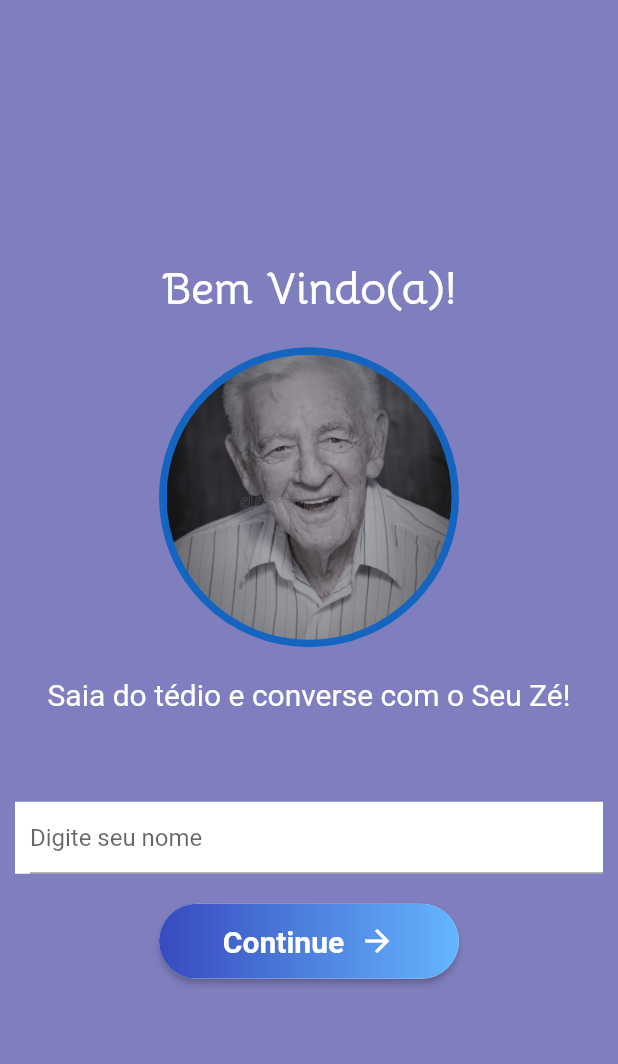
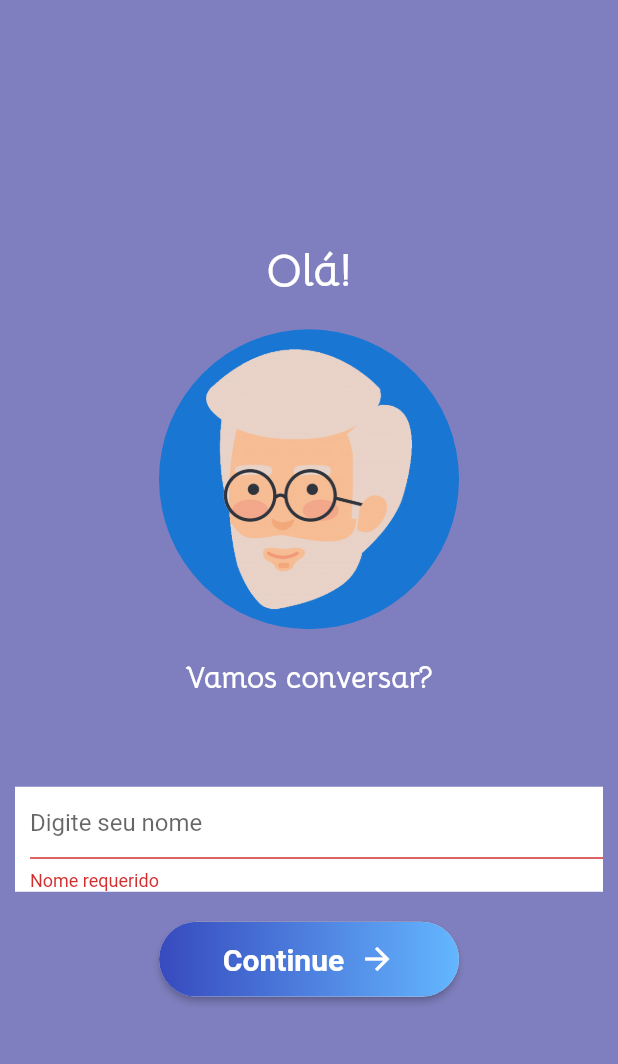
Before and after one commit to Jhow-R/the-good-bot-app, a Flutter app: the screen it shows after launch, after a tap on "Continue", on a phone screen of 412 x 824 dp, the part 63-1127 px from its top. Run offline on Flutter 3.47's test engine with Material 2 defaults, Android fonts, the light colour scheme and no system bars; missing offline and left inert: flutter_dialogflow; project files that could hold a hidden picture were left out.

Commit message:
Alterações de layout

```diff
--- a/lib/main.dart
+++ b/lib/main.dart
@@ -1,5 +1,7 @@
 import 'package:flutter/material.dart';
+import 'package:the_good_bot/screens/chat_screen.dart';
 import 'package:the_good_bot/screens/initial_screen.dart';
+import 'package:the_good_bot/screens/splash_screen.dart';
 
 void main() {
   runApp(MyApp());
@@ -10,13 +12,14 @@ class MyApp extends StatelessWidget {
   @override
   Widget build(BuildContext context) {
     return MaterialApp(
-      home: InitialScreen(),
+      initialRoute: "/splash",
+      routes: {
+        "/": (context) => InitialScreen(),
+        "/splash": (context) => SplashScreen(),
+        "/chat": (context) => ChatScreen(),
+      },
     );
   }
 }
 
-// initialRoute: "/splash",
-// routes: {
-//   "/": (context) => InitialScreen(),
-//   "/splash": (context) => SplashScreen(),
-// },
+// home: SplashScreen(),
--- a/lib/screens/initial_screen.dart
+++ b/lib/screens/initial_screen.dart
@@ -7,6 +7,7 @@ class InitialScreen extends StatefulWidget {
 
 class _InitialScreenState extends State<InitialScreen> {
   GlobalKey<FormState> formKey = new GlobalKey<FormState>();
+  var username;
 
   @override
   Widget build(BuildContext context) {
@@ -30,7 +31,7 @@ class _InitialScreenState extends State<InitialScreen> {
               Padding(
                 padding: EdgeInsets.only(top: 30),
                 child: Text(
-                  "Bem Vindo(a)!",
+                  "Olá!",
                   style: TextStyle(
                       fontFamily: 'Bellota', fontSize: 30, color: Colors.white),
                 ),
@@ -39,18 +40,15 @@ class _InitialScreenState extends State<InitialScreen> {
                 padding: EdgeInsets.only(top: 20),
                 child: CircleAvatar(
                   radius: 100,
-                  backgroundColor: Colors.blue[800],
-                  child: CircleAvatar(
-                    radius: 95,
-                    backgroundImage: AssetImage('images/smile.jpg'),
-                  ),
+                  backgroundImage: AssetImage('images/avatar.png'),
                 ),
               ),
               Padding(
                 padding: EdgeInsets.only(top: 20.0),
                 child: Text(
-                  "Saia do tédio e converse com o Seu Zé!",
-                  style: TextStyle(fontSize: 20, color: Colors.white),
+                  "Vamos conversar?",
+                  style: TextStyle(
+                      fontFamily: 'Bellota', fontSize: 20, color: Colors.white),
                 ),
               ),
               SizedBox(
@@ -75,7 +73,9 @@ class _InitialScreenState extends State<InitialScreen> {
                         }
                         return null;
                       },
-                      onSaved: (value) {},
+                      onSaved: (value) {
+                        username = value;
+                      },
                       keyboardType: TextInputType.text,
                     ),
                   ),
@@ -85,7 +85,13 @@ class _InitialScreenState extends State<InitialScreen> {
                 height: 20,
               ),
               RaisedButton(
-                onPressed: () {},
+                onPressed: () {
+                  if (formKey.currentState.validate()) {
+                    formKey.currentState.save();
+
+                    Navigator.pushReplacementNamed(context, "/chat", arguments: username);
+                  }
+                },
                 shape: RoundedRectangleBorder(
                     borderRadius: BorderRadius.circular(80.0)),
                 padding: EdgeInsets.all(0.0),
--- a/pubspec.yaml
+++ b/pubspec.yaml
@@ -58,9 +58,8 @@ flutter:
   assets:
     - assets/credentials.json
     - assets/teste.json
-    - images/elderly.jpg
     - images/icon.png
-    - images/smile.jpg
+    - images/avatar.png
 
   fonts:
     - family: Bellota
```
Also changed, not shown: lib/screens/chat_screen.dart (+5 -5 lines), images/avatar.png (added), images/elderly.jpg (deleted), images/smile.jpg (deleted), 3 other files.
